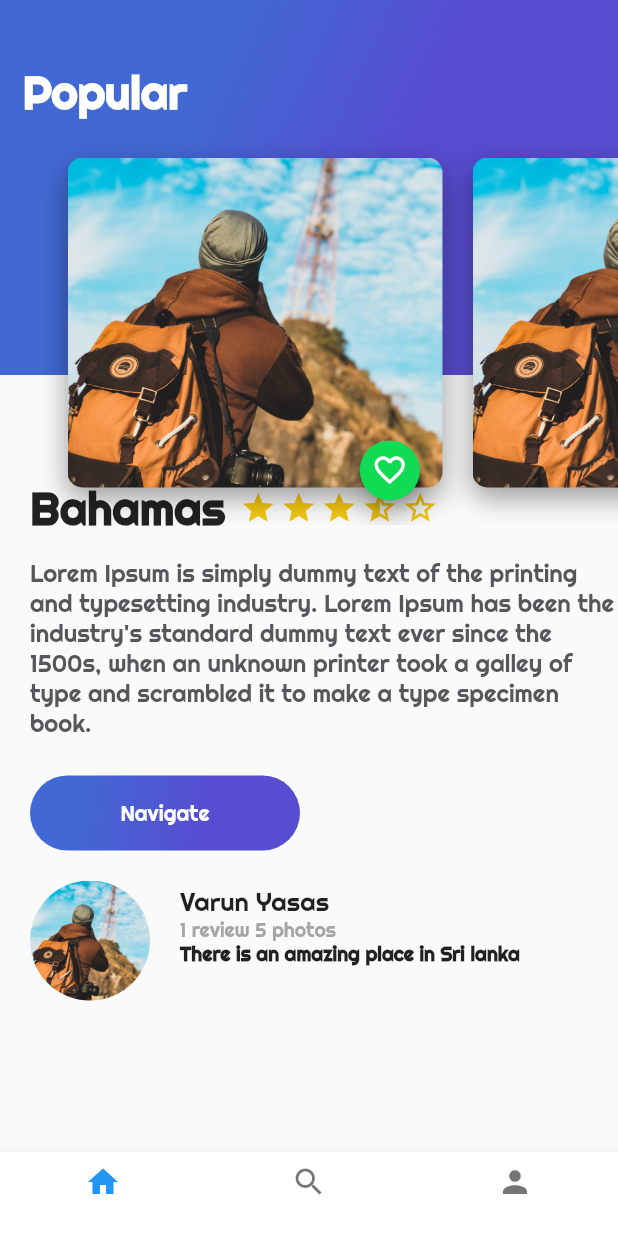
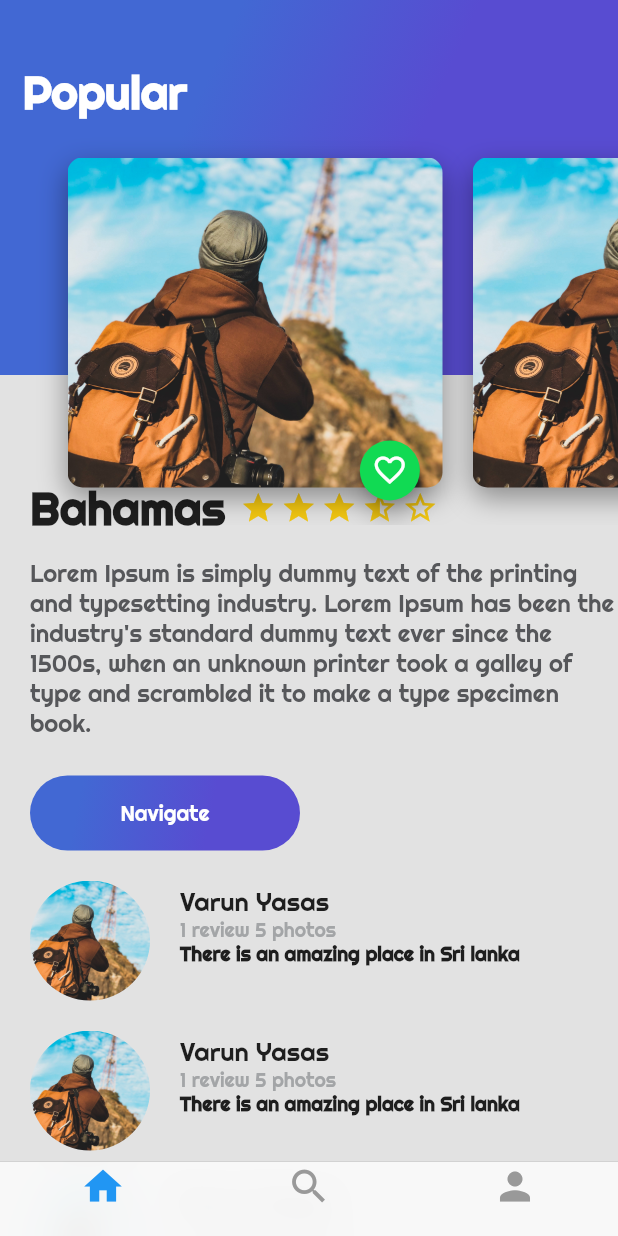
Before and after one commit to darioriverat/flutter_platzi, a Flutter app: the screen it shows after launch, on a phone screen of 412 x 824 dp. Run offline on Flutter 3.47's test engine with Material 2 defaults, Android fonts, the phone set to English and light mode, and no system bars.

```diff
--- a/lib/platzi_trips.dart
+++ b/lib/platzi_trips.dart
@@ -1,3 +1,4 @@
+import 'package:flutter/cupertino.dart';
 import 'package:flutter/material.dart';
 import 'package:platzi_reto/profile_trips.dart';
 import 'package:platzi_reto/search_trips.dart';
@@ -10,29 +11,11 @@ class PlatziTrips extends StatefulWidget {
 
 class _PlatziTripsState extends State<PlatziTrips> {
 
-  int indexTap = 0;
-
-  final List<Widget> widgetsChildren = [
-    HomeTrips(),
-    SearchTrips(),
-    ProfileTrips(),
-  ];
-
-  void onTapTapped(int index) {
-    setState(() {
-      indexTap = index;
-    });
-  }
-
   @override
   Widget build(BuildContext context) {
     return Scaffold(
-        bottomNavigationBar: Theme(
-          data: Theme.of(context)
-              .copyWith(canvasColor: Colors.white, primaryColor: Colors.purple),
-          child: BottomNavigationBar(
-            currentIndex: indexTap,
-            onTap: onTapTapped,
+        bottomNavigationBar: CupertinoTabScaffold(
+          tabBar: CupertinoTabBar(
             items: [
               BottomNavigationBarItem(
                 icon: Icon(Icons.home),
@@ -47,8 +30,27 @@ class _PlatziTripsState extends State<PlatziTrips> {
                 title: Text(''),
               ),
             ],
-          ),
+          ), tabBuilder: (BuildContext context, int index) {
+            switch (index) {
+              case 0:
+                return CupertinoTabView(
+                  builder: (BuildContext context) => HomeTrips(),
+                );
+              case 1:
+                return CupertinoTabView(
+                  builder: (BuildContext context) => SearchTrips(),
+                );
+              case 2:
+                return CupertinoTabView(
+                  builder: (BuildContext context) => ProfileTrips(),
+                );
+              default:
+                return CupertinoTabView(
+                  builder: (BuildContext context) => HomeTrips(),
+                );
+            }
+          },
         ),
-        body: widgetsChildren[indexTap]);
+      );
   }
 }
--- a/lib/review_list.dart
+++ b/lib/review_list.dart
@@ -4,6 +4,10 @@ import 'package:platzi_reto/review.dart';
 class ReviewList extends StatelessWidget {
 
   List<Review> reviews = [
+    Review('assets/img/traveling.jpg', 'Varun Yasas', '1 review 5 photos', 'There is an amazing place in Sri lanka'),
+    Review('assets/img/traveling.jpg', 'Varun Yasas', '1 review 5 photos', 'There is an amazing place in Sri lanka'),
+    Review('assets/img/traveling.jpg', 'Varun Yasas', '1 review 5 photos', 'There is an amazing place in Sri lanka'),
+    Review('assets/img/traveling.jpg', 'Varun Yasas', '1 review 5 photos', 'There is an amazing place in Sri lanka'),
     Review('assets/img/traveling.jpg', 'Varun Yasas', '1 review 5 photos', 'There is an amazing place in Sri lanka'),
   ];
 
```
